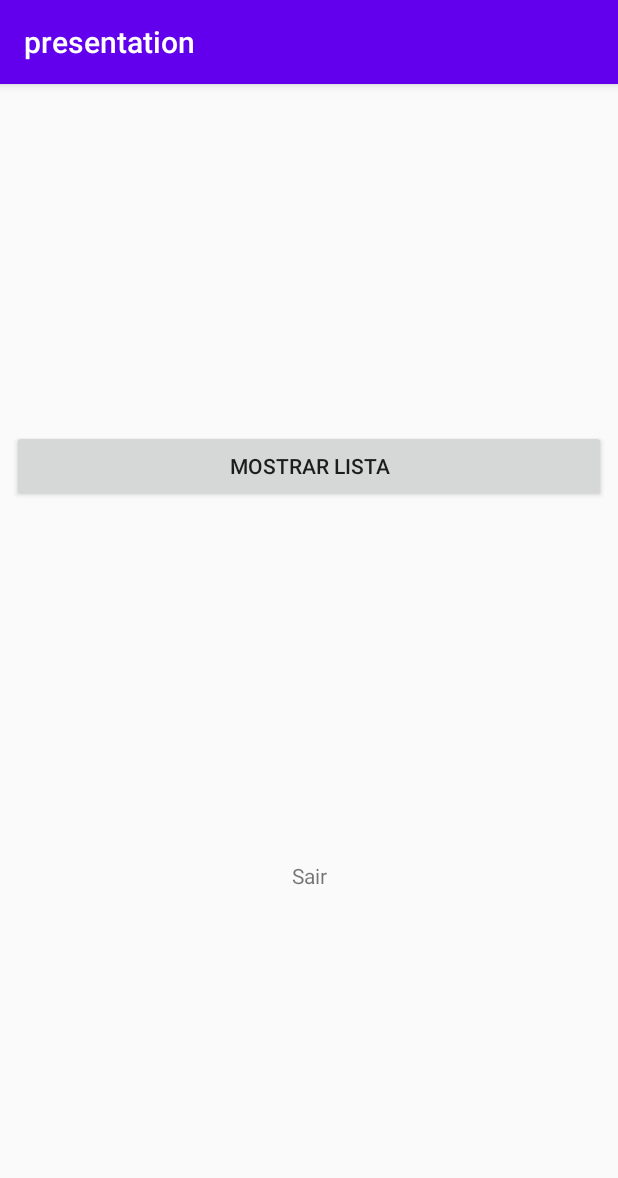
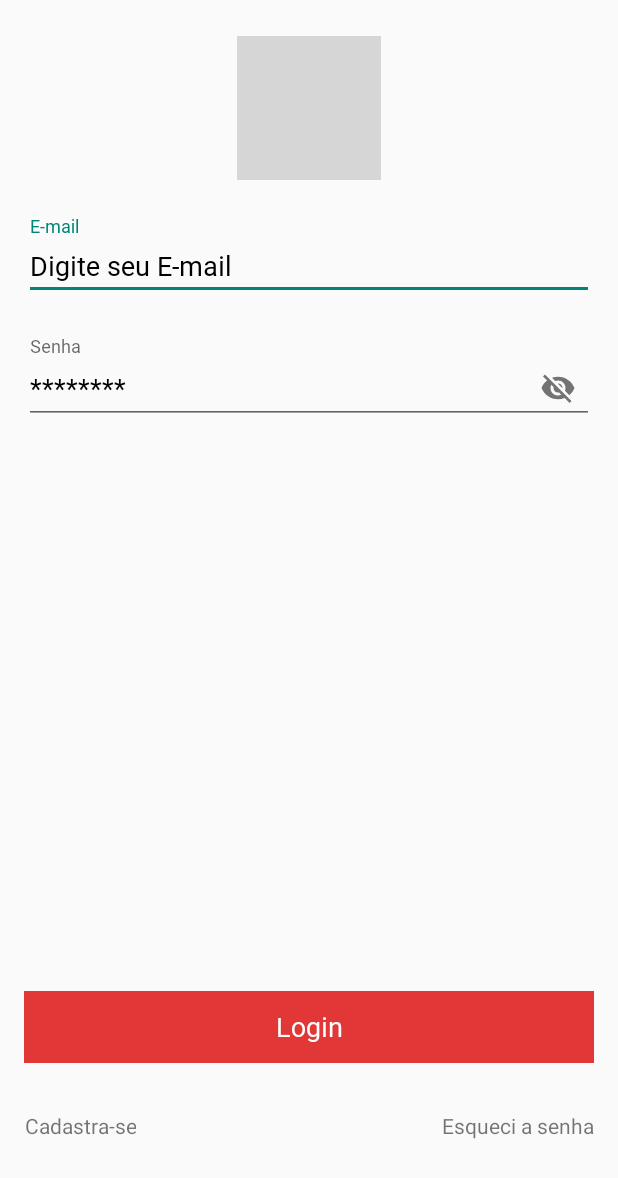
Before and after one commit to DenisLima/rtt_express_empresa, an Android app: the screen it shows after launch (MainActivity before the commit, LoginActivity after it), on a phone screen of 412 x 824 dp. Shown: the top 1178 px of the screen. Run offline under Robolectric (Android 15) with nearby library versions, the phone set to English and light mode, and no system bars; grey boxes are pictures that could not be loaded.

Commit message:
branch_splash_login

```diff
--- a/build.gradle
+++ b/build.gradle
@@ -23,6 +23,7 @@ allprojects {
     }
 }
 
+
 task clean(type: Delete) {
     delete rootProject.buildDir
 }
--- a/presentation/build.gradle
+++ b/presentation/build.gradle
@@ -88,6 +88,8 @@ dependencies {
     implementation dependencies.rxKotlin
     implementation dependencies.rxAndroid
 
+    implementation dependencies.material
+
 
     kapt dependencies.dataBinding
 }
--- a/presentation/src/main/AndroidManifest.xml
+++ b/presentation/src/main/AndroidManifest.xml
@@ -10,18 +10,24 @@
         android:supportsRtl="true"
         android:theme="@style/AppTheme"
         android:name=".App">
-        <activity android:name=".PresentationActivity"/>
+        <activity android:name="com.android.presentation.login.LoginActivity"
+            android:theme="@style/AppThemeNoAction"/>
 
-        <activity android:name="com.android.presentation.features.jobslist.main.MainActivity">
+        <activity android:name="com.android.presentation.features.jobslist.main.MainActivity"/>
+
+        <activity android:name="com.android.presentation.features.jobslist.list.AndroidJobsListActivity"
+            android:theme="@style/AppThemeNoAction"/>
+
+        <activity android:name=".features.splash.SplashActivity"
+            android:theme="@style/AppThemeNoAction">
+
             <intent-filter>
                 <action android:name="android.intent.action.MAIN" />
 
                 <category android:name="android.intent.category.LAUNCHER" />
             </intent-filter>
+
         </activity>
-
-        <activity android:name="com.android.presentation.features.jobslist.list.AndroidJobsListActivity"
-            android:theme="@style/AppThemeNoAction"/>
 
     </application>
 
--- a/presentation/src/main/java/com/android/presentation/features/jobslist/main/MainActivity.kt
+++ b/presentation/src/main/java/com/android/presentation/features/jobslist/main/MainActivity.kt
@@ -7,17 +7,19 @@ import com.android.presentation.R
 import com.android.presentation.databinding.ActivityMainBinding
 import com.android.presentation.features.general.BaseActivity
 import com.android.presentation.features.jobslist.list.AndroidJobsListActivity
+import com.android.presentation.features.splash.SplashViewModel
 import org.koin.androidx.viewmodel.ext.android.viewModel
 
 class MainActivity: BaseActivity() {
+
     private val viewModel by viewModel<MainViewModel>()
     private lateinit var binding: ActivityMainBinding
 
     override fun onCreate(savedInstanceState: Bundle?) {
         super.onCreate(savedInstanceState)
 
-        binding = DataBindingUtil.setContentView(this, R.layout.activity_main)
-        binding.viewModel = viewModel
+        binding = DataBindingUtil.setContentView(this, R.layout.activity_splash)
+        binding.viewModel = MainViewModel()
         binding.lifecycleOwner = this
 
         setupViewModel()
@@ -37,4 +39,6 @@ class MainActivity: BaseActivity() {
         })
 
     }
+
+
 }
--- /dev/null
+++ b/presentation/src/main/java/com/android/presentation/features/splash/SplashActivity.kt
@@ -0,0 +1,36 @@
+package com.android.presentation.features.splash
+
+import android.os.Bundle
+import android.content.Intent
+import android.os.Handler
+import com.android.presentation.R
+import com.android.presentation.databinding.ActivityMainBinding
+import com.android.presentation.features.general.BaseActivity
+import com.android.presentation.login.LoginActivity
+import org.koin.androidx.viewmodel.ext.android.viewModel
+
+class SplashActivity: BaseActivity() {
+    private val viewModel by viewModel<SplashViewModel>()
+    private lateinit var binding: ActivityMainBinding
+
+    override fun onCreate(savedInstanceState: Bundle?) {
+        super.onCreate(savedInstanceState)
+        setContentView(R.layout.activity_splash)
+
+        changeToLogin()
+
+    }
+
+    fun changeToLogin (){
+        val intent = Intent(this, LoginActivity:: class.java)
+
+        Handler().postDelayed({
+            intent.change()
+        }, 5000)
+    }
+
+    fun Intent.change(){
+        startActivity(this )
+        finish()
+    }
+}
--- /dev/null
+++ b/presentation/src/main/java/com/android/presentation/features/splash/SplashViewModel.kt
@@ -0,0 +1,17 @@
+package com.android.presentation.features.splash
+
+import androidx.lifecycle.MutableLiveData
+import com.android.presentation.features.general.BaseViewModel
+
+class SplashViewModel: BaseViewModel() {
+    val showAndroidJobsLiveData = MutableLiveData<Boolean>()
+    val outAppLiveData = MutableLiveData<Boolean>()
+
+    fun onShowAndroidJobsRequire() {
+        showAndroidJobsLiveData.postValue(true)
+    }
+
+    fun onOutAppLiveData() {
+        outAppLiveData.postValue(true)
+    }
+}
--- /dev/null
+++ b/presentation/src/main/java/com/android/presentation/login/LoginActivity.kt
@@ -0,0 +1,27 @@
+package com.android.presentation.login
+
+import android.os.Bundle
+import androidx.core.widget.addTextChangedListener
+import com.android.presentation.R
+import com.android.presentation.features.general.BaseActivity
+import kotlinx.android.synthetic.main.activity_login.*
+
+class LoginActivity: BaseActivity() {
+
+    override fun onCreate(savedInstanceState: Bundle?) {
+        super.onCreate(savedInstanceState)
+        setContentView(R.layout.activity_login)
+
+        //initComponents()
+    }
+/*
+    private fun initComponents() {
+        teEmailLogin.addTextChangedListener {
+
+        }
+    }
+
+
+ */
+
+}
--- /dev/null
+++ b/presentation/src/main/res/layout/activity_login.xml
@@ -0,0 +1,107 @@
+<?xml version="1.0" encoding="utf-8"?>
+<androidx.constraintlayout.widget.ConstraintLayout
+    xmlns:android="http://schemas.android.com/apk/res/android"
+    xmlns:app="http://schemas.android.com/apk/res-auto"
+    xmlns:tools="http://schemas.android.com/tools"
+    android:layout_width="match_parent"
+    android:layout_height="match_parent">
+
+    <ImageView
+        android:id="@+id/ivLogin"
+        android:layout_width="wrap_content"
+        android:layout_height="wrap_content"
+        android:src="@drawable/logo_empresa"
+        app:layout_constraintEnd_toEndOf="parent"
+        app:layout_constraintStart_toStartOf="parent"
+        app:layout_constraintTop_toTopOf="parent"
+        android:layout_marginTop="24dp"
+        />
+
+  <com.google.android.material.textfield.TextInputLayout
+      android:id="@+id/tiEmailLogin"
+      android:layout_width="match_parent"
+      android:layout_height="wrap_content"
+      android:layout_marginTop="24dp"
+      android:layout_marginStart="16dp"
+      android:layout_marginEnd="16dp"
+      app:layout_constraintEnd_toEndOf="parent"
+      app:layout_constraintStart_toStartOf="parent"
+      app:layout_constraintTop_toBottomOf="@id/ivLogin">
+
+   <EditText
+       android:id="@+id/teEmailLogin"
+       android:layout_width="match_parent"
+       android:layout_height="wrap_content"
+       android:fontFamily="@font/montserrat_regular"
+       android:hint="@string/login_email_login"
+       android:text="@string/login_email_hint_login"
+       android:textColor="@color/colorPrimaryDark"
+       />
+
+  </com.google.android.material.textfield.TextInputLayout>
+
+    <com.google.android.material.textfield.TextInputLayout
+        android:id="@+id/tiPassword"
+        android:layout_width="match_parent"
+        android:layout_height="wrap_content"
+        android:layout_marginTop="24dp"
+        android:layout_marginStart="16dp"
+        android:layout_marginEnd="16dp"
+        app:passwordToggleEnabled="true"
+        app:layout_constraintEnd_toEndOf="parent"
+        app:layout_constraintStart_toStartOf="parent"
+        app:layout_constraintTop_toBottomOf="@id/tiEmailLogin">
+    <com.google.android.material.textfield.TextInputEditText
+        android:id="@+id/tePassword"
+        android:layout_width="match_parent"
+        android:layout_height="wrap_content"
+        android:fontFamily="@font/montserrat_regular"
+        android:hint="@string/login_password_login"
+        android:text="@string/login_password_hint_login"
+        android:textColor="@color/colorPrimaryDark"
+    />
+
+    </com.google.android.material.textfield.TextInputLayout>
+
+    <androidx.appcompat.widget.AppCompatButton
+        android:id="@+id/btnLogin"
+        android:layout_width="match_parent"
+        android:layout_height="wrap_content"
+        android:layout_marginBottom="32dp"
+        android:layout_marginStart="16dp"
+        android:layout_marginEnd="16dp"
+        android:background="@color/colorAccent"
+        android:fontFamily="@font/montserrat_regular"
+        android:onClick="@{() -> viewModel.onShowAndroidJobsRequire()}"
+        android:text="@string/login_login_button"
+        android:textColor="@color/colorPrimary"
+        android:textAllCaps="false"
+        android:textSize="18dp"
+        android:enabled="false"
+        app:layout_constraintBottom_toTopOf="@+id/btnAccountName"
+        app:layout_constraintEnd_toEndOf="parent"
+        app:layout_constraintStart_toStartOf="parent" />
+
+    <TextView
+        android:id="@+id/btnAccountName"
+        android:layout_width="wrap_content"
+        android:layout_height="wrap_content"
+        android:layout_marginVertical="64dp"
+        android:gravity="center"
+        android:onClick="@{() -> viewModel.onOutAppLiveData()}"
+        android:text="@string/login_account_name"
+        app:layout_constraintBottom_toBottomOf="parent"
+        app:layout_constraintStart_toStartOf="@+id/btnLogin" />
+
+    <TextView
+        android:id="@+id/btnRememberPassword"
+        android:layout_width="wrap_content"
+        android:layout_height="wrap_content"
+        android:layout_marginVertical="64dp"
+        android:gravity="center"
+        android:onClick="@{() -> viewModel.onOutAppLiveData()}"
+        android:text="@string/login_remember_my_password"
+        app:layout_constraintBottom_toBottomOf="parent"
+        app:layout_constraintEnd_toEndOf="@+id/btnLogin" />
+
+</androidx.constraintlayout.widget.ConstraintLayout>
--- /dev/null
+++ b/presentation/src/main/res/layout/activity_splash.xml
@@ -0,0 +1,26 @@
+<?xml version="1.0" encoding="utf-8"?>
+<androidx.constraintlayout.widget.ConstraintLayout
+    xmlns:android="http://schemas.android.com/apk/res/android"
+    xmlns:app="http://schemas.android.com/apk/res-auto"
+    android:layout_width="match_parent"
+    android:layout_height="match_parent"
+    android:background="@color/colorAccent">
+
+    <ImageView
+        android:id="@+id/ivsplash"
+        android:layout_width="wrap_content"
+        android:layout_height="wrap_content"
+        android:src="@drawable/splash"
+        android:layout_marginLeft="8dp"
+        android:layout_marginRight="8dp"
+        android:layout_marginBottom="8dp"
+        android:layout_marginTop="8dp"
+        app:layout_goneMarginRight="8dp"
+        app:layout_constraintLeft_toRightOf="parent"
+        app:layout_constraintBottom_toBottomOf="parent"
+        app:layout_constraintLeft_toLeftOf="parent"
+        app:layout_constraintEnd_toEndOf="parent"
+        app:layout_constraintStart_toStartOf="parent"
+        app:layout_constraintTop_toTopOf="parent" />
+
+</androidx.constraintlayout.widget.ConstraintLayout>
--- /dev/null
+++ b/presentation/src/main/res/layout/toolbar_view.xml
@@ -0,0 +1,6 @@
+<?xml version="1.0" encoding="utf-8"?>
+<androidx.constraintlayout.widget.ConstraintLayout
+    xmlns:android="http://schemas.android.com/apk/res/android" android:layout_width="match_parent"
+    android:layout_height="match_parent">
+
+</androidx.constraintlayout.widget.ConstraintLayout>
--- a/presentation/src/main/res/values/colors.xml
+++ b/presentation/src/main/res/values/colors.xml
@@ -1,6 +1,11 @@
 <?xml version="1.0" encoding="utf-8"?>
 <resources>
-    <color name="colorPrimary">#6200EE</color>
-    <color name="colorPrimaryDark">#3700B3</color>
-    <color name="colorAccent">#03DAC5</color>
+    <color name="colorPrimary">#FFFFFF</color>
+    <color name="colorPrimaryDark">#000000</color>
+    <color name="colorAccent">#E23737</color>
+
+    <!-- Escala de Cinza -->
+    <color name="cinza_claro">#F5F5F5</color>
+    <color name="cinza_botao">#C4C4C4</color>
+
 </resources>
--- a/presentation/src/main/res/values/strings.xml
+++ b/presentation/src/main/res/values/strings.xml
@@ -3,4 +3,13 @@
     <string name="try_again">Tente novamente</string>
     <string name="show_list">Mostrar Lista</string>
     <string name="out">Sair</string>
+
+    <!--Login -->
+    <string name="login_email_login">E-mail</string>
+    <string name="login_email_hint_login">Digite seu E-mail</string>
+    <string name="login_password_login">Senha</string>
+    <string name="login_password_hint_login">********</string>
+    <string name="login_login_button">Login</string>
+    <string name="login_account_name">Cadastra-se</string>
+    <string name="login_remember_my_password">Esqueci a senha</string>
 </resources>
```
